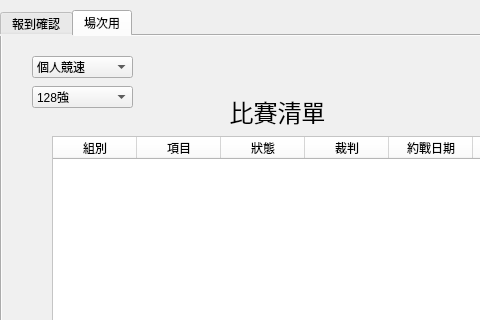
RuiChen0101/2019nukl, file client/src/ui/mainui.ui: the form before one commit; both pictures show x 0 to 480 and y 0 to 320 of the 1000 by 850 pixel window.
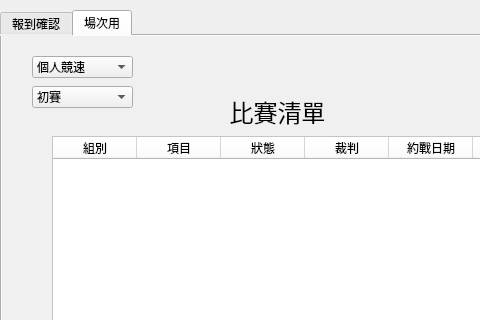
The form after the commit.

```diff
--- a/client/src/ui/mainui.ui
+++ b/client/src/ui/mainui.ui
@@ -479,6 +479,11 @@
       <property name="maxCount">
        <number>6</number>
       </property>
+      <item>
+       <property name="text">
+        <string>初賽</string>
+       </property>
+      </item>
       <item>
        <property name="text">
         <string>128強</string>
```
Left out of the diff: 2 changed lines with no effect on the pictures.
